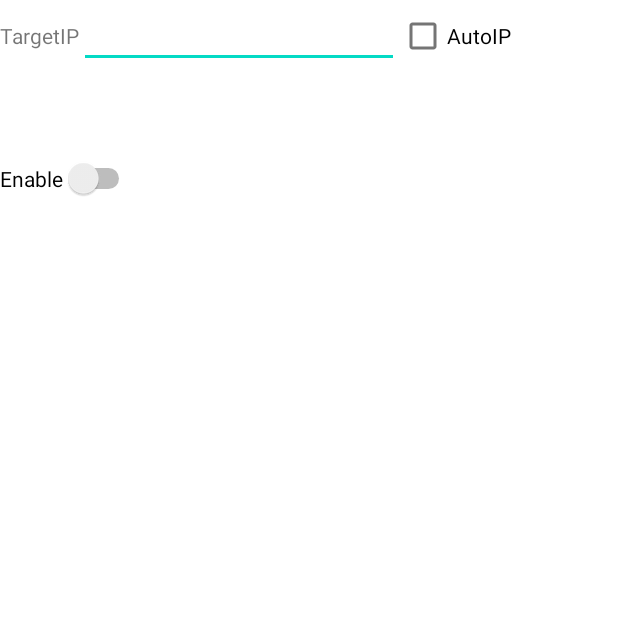
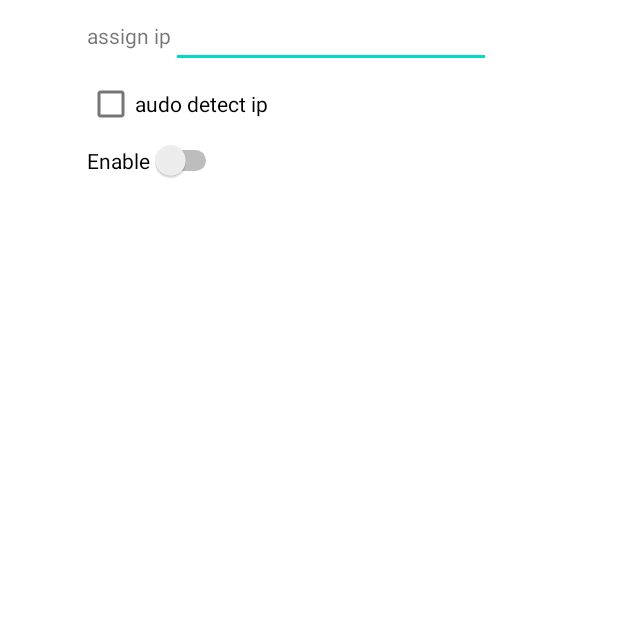
Before and after one commit to jianxin927/AndroidSensorShare, an Android app: the screen it shows after launch (NetSenderActivity), on a phone screen of 412 x 824 dp, the top half of it. Run offline under Robolectric (Android 15) with nearby library versions, the phone set to English and light mode, and no system bars.

```diff
--- a/app/src/main/AndroidManifest.xml
+++ b/app/src/main/AndroidManifest.xml
@@ -9,8 +9,10 @@
     <uses-permission android:name="android.permission.CHANGE_WIFI_MULTICAST_STATE" />
     <uses-permission android:name="android.permission.CHANGE_WIFI_STATE" />
     <uses-permission android:name="android.permission.RECEIVE_BOOT_COMPLETED" />
+    <uses-permission android:name="android.permission.FOREGROUND_SERVICE" />
 
     <application
+        android:name="com.example.androidsensorshare.globalAppClass"
         android:allowBackup="true"
         android:dataExtractionRules="@xml/data_extraction_rules"
         android:fullBackupContent="@xml/backup_rules"
--- a/app/src/main/java/com/example/androidsensorshare/NetSenderActivity.java
+++ b/app/src/main/java/com/example/androidsensorshare/NetSenderActivity.java
@@ -1,72 +1,80 @@
 package com.example.androidsensorshare;
+
+import static java.lang.Math.abs;
 
 import androidx.appcompat.app.AppCompatActivity;
 
+import android.Manifest;
+import android.app.Notification;
+import android.app.NotificationChannel;
+import android.app.NotificationManager;
 import android.content.Context;
+import android.content.Intent;
 import android.hardware.Sensor;
+import android.hardware.SensorEvent;
+import android.hardware.SensorEventListener;
+import android.hardware.SensorManager;
+import android.os.Build;
 import android.os.Bundle;
-import android.os.Looper;
+import android.util.Log;
 import android.view.KeyEvent;
-import android.view.View;
 import android.widget.CheckBox;
 import android.widget.CompoundButton;
 import android.widget.EditText;
 import android.widget.Switch;
 import android.widget.TextView;
-import android.widget.Toast;
 
-import java.io.IOException;
-import java.net.DatagramPacket;
-import java.net.DatagramSocket;
+import java.net.Inet6Address;
 import java.net.InetAddress;
-import java.net.MulticastSocket;
-
+import java.net.NetworkInterface;
+import java.net.SocketException;
+import java.net.UnknownHostException;
+import java.util.Enumeration;
 
 public class NetSenderActivity extends AppCompatActivity {
-
-    Context thisContext;
-    String targetip;
+    public
+    String TAG = "######";
+    Context mainActivity;
+    CheckBox ckbox_autoip;
+    EditText edit_targetip;
+    Switch sw;
+    TextView iplist;
     UDP_Broadcast udp = null;
 
-    private  class loopsend extends Thread {
-        SensorMonitor myMonitor = new SensorMonitor();
-        Context context;
-        public Boolean needstop = false;
-        public loopsend(Context _context){
-            context = _context;
-        }
-        @Override
-        public void run() {
-            super.run();
-            while(!needstop){
-                myMonitor.startMonitor(Sensor.TYPE_LIGHT,context);
-                //Toast.makeText(context, "value:" + String.valueOf(myMonitor.data()), Toast.LENGTH_SHORT).show();
-                udp.send("light_sensor:" + String.valueOf(myMonitor.data()));
-                try {
-                    Thread.sleep(1000*3);
-                } catch (InterruptedException e) {
-                    e.printStackTrace();
-                }
-            }
-            myMonitor.stopMonitor();
-        }
-    }
     loopsend sender;
     @Override
     protected void onCreate(Bundle savedInstanceState) {
         super.onCreate(savedInstanceState);
         setContentView(R.layout.activity_net_sender);
 
-        thisContext = this;
-        udp = new UDP_Broadcast(thisContext, 51996);
+        String [] permissions = {
+                Manifest.permission.ACCESS_NETWORK_STATE,
+                Manifest.permission.INTERNET,
+                Manifest.permission.ACCESS_WIFI_STATE,
+                Manifest.permission.CHANGE_WIFI_MULTICAST_STATE,
+                Manifest.permission.CHANGE_WIFI_STATE,
+                Manifest.permission.RECEIVE_BOOT_COMPLETED,
+                Manifest.permission.FOREGROUND_SERVICE,
+        };
+        requestPermissions(permissions, 1);
 
+        iplist = findViewById(R.id.iplist);
+        sw = findViewById(R.id.switch_enable);
+        edit_targetip = findViewById(R.id.edit_targetip);
+        ckbox_autoip = findViewById(R.id.checkBox_autoip);
 
-        Switch sw = findViewById(R.id.switch_enable);
+        mainActivity = this;
+
+        udp = new UDP_Broadcast(51996);
+
+        iplist.setText(udp.ip_info);
+
         sw.setOnCheckedChangeListener(new CompoundButton.OnCheckedChangeListener() {
             @Override
             public void onCheckedChanged(CompoundButton compoundButton, boolean b) {
                 if (b) {
-                    sender = new loopsend(thisContext);//auto destroy when complete
+                    udp.assignip(edit_targetip.getText().toString());
+                    sender = new loopsend();//auto destroy when complete
                     sender.needstop = false;
                     sender.start();
                 }else{
@@ -75,27 +83,72 @@ public class NetSenderActivity extends AppCompatActivity {
             }
         });
 
-        EditText edit = findViewById(R.id.edit_targetip);
-        edit.setOnEditorActionListener(new TextView.OnEditorActionListener() {
-            @Override
-            public boolean onEditorAction(TextView textView, int i, KeyEvent keyEvent) {
-                targetip = String.valueOf(textView.getText());
-                if(targetip.matches("[0-9]{1,3}\\.[0-9]{1,3}\\.[0-9]{1,3}\\.[0-9]{1,3}$")) {
-                    udp.setip(targetip);
-                }else
-                    udp.setip("");
-                return false;
-            }
-        });
-
-        CheckBox ck = findViewById(R.id.checkBox_autoip);
-        ck.setOnCheckedChangeListener(new CompoundButton.OnCheckedChangeListener() {
+        ckbox_autoip.setOnCheckedChangeListener(new CompoundButton.OnCheckedChangeListener() {
             @Override
             public void onCheckedChanged(CompoundButton compoundButton, boolean b) {
                 udp.setautoip(b);
+                if(b) {
+                    udp.retrieveipList();
+                    udp.updateTarget();
+                    //byte [] bb = udp.group.getAddress();
+                    edit_targetip.setText(udp.ip_final_dest);
+                }else {
+                    udp.assignip(edit_targetip.getText().toString());
+                }
             }
         });
 
 
     }
+
+    private  class loopsend extends Thread  implements SensorEventListener{
+        SensorMonitor myMonitor = new SensorMonitor();
+        public Boolean needstop = false;
+        float lastSensorValue, newSensorValue;
+        public loopsend(){
+            lastSensorValue = 0;
+            newSensorValue = 0;
+        }
+        @Override
+        public void onSensorChanged(SensorEvent sensorEvent) {
+            newSensorValue = sensorEvent.values[0];
+            //if(abs(newSensorValue-lastSensorValue) > 50 ){
+            //    lastSensorValue = newSensorValue;
+            //}
+        }
+        @Override
+        public void onAccuracyChanged(Sensor sensor, int i) {
+            if(sensor == ((SensorManager) globalAppClass.globalContext.getSystemService(Context.SENSOR_SERVICE)).
+                    getDefaultSensor(Sensor.TYPE_LIGHT)){
+                switch (i) {
+                    case 0:System.out.println("Unreliable");break;
+                    case 1:System.out.println("Low Accuracy");break;
+                    case 2:System.out.println("Medium Accuracy");break;
+                    case 3://开始monitor的时候会触发一次该函数，当前精度是High
+                        System.out.println("High Accuracy");break;
+                }
+            }
+        }
+        @Override
+        public void run() {
+            super.run();
+            myMonitor.listener = this;
+            myMonitor.startMonitor(Sensor.TYPE_LIGHT,globalAppClass.globalContext);
+            lastSensorValue = -100;//make sure first value valid.
+            while(!needstop){
+                if(abs(newSensorValue-lastSensorValue) > 50 ){
+                    lastSensorValue = newSensorValue;
+                    //udp.send("light_sensor:" + String.valueOf(myMonitor.data()));
+                    udp.send("light_sensor:" + String.valueOf(lastSensorValue));
+                }
+                try {
+                    //Thread.sleep(1000*3);
+                    Thread.sleep(50);
+                } catch (InterruptedException e) {
+                    e.printStackTrace();
+                }
+            }
+            myMonitor.stopMonitor();
+        }
+    }
 }
--- a/app/src/main/java/com/example/androidsensorshare/SensorMonitor.java
+++ b/app/src/main/java/com/example/androidsensorshare/SensorMonitor.java
@@ -10,6 +10,7 @@ import android.widget.Toast;
 
 public class SensorMonitor implements SensorEventListener{
     private SensorManager lightSensorManager;
+    public SensorEventListener listener = null;
     float sensorValue = 0;
     public void startMonitor(int sensorType, Context context){
         lightSensorManager = (SensorManager) context.getSystemService(Context.SENSOR_SERVICE);
@@ -18,7 +19,7 @@ public class SensorMonitor implements SensorEventListener{
             Toast.makeText(context, "No sensor", Toast.LENGTH_SHORT).show();
             //System.out.println();
         }else{
-            lightSensorManager.registerListener((SensorEventListener) this, lightSensor,
+            lightSensorManager.registerListener(listener == null ? (SensorEventListener) this : listener, lightSensor,
                     SensorManager.SENSOR_DELAY_NORMAL);
         }
     }
--- a/app/src/main/java/com/example/androidsensorshare/UDP_Broadcast.java
+++ b/app/src/main/java/com/example/androidsensorshare/UDP_Broadcast.java
@@ -6,6 +6,8 @@ import android.content.Context;
 import android.net.wifi.WifiManager;
 import android.os.Looper;
 import android.text.format.Formatter;
+import android.util.Log;
+import android.widget.TextView;
 import android.widget.Toast;
 
 import androidx.annotation.NonNull;
@@ -13,20 +15,33 @@ import androidx.annotation.NonNull;
 import java.io.IOException;
 import java.net.DatagramPacket;
 import java.net.DatagramSocket;
+import java.net.Inet6Address;
 import java.net.InetAddress;
 import java.net.MulticastSocket;
+import java.net.NetworkInterface;
+import java.net.SocketException;
+import java.net.UnknownHostException;
+import java.util.Enumeration;
 
 public class UDP_Broadcast {
-    Context context;
     int port;
-    String target_ip = new String();
+    String ip_assign;
+    String ip_wlan;
+    String ip_global;
+    String ip_info;
+    String ip_final_dest;
     boolean autoip;
-    public UDP_Broadcast(Context con, int dstport){
-        context = con;
+    private InetAddress group;
+    String TAG = "#####";
+    public UDP_Broadcast( int dstport){
+        retrieveipList();
+        assignip("255.255.255.255");
         port = dstport;
+        autoip = false;
     }
-    void setip(String ip){
-        target_ip = ip;
+    void assignip(String ip){
+        ip_assign = ip;
+        updateTarget();
     }
     void setautoip(Boolean b){
         autoip = b;
@@ -34,11 +49,22 @@ public class UDP_Broadcast {
     void send(String str){
         new udpBroadCast(str).start();
     }
+    void updateTarget() {
+        try {
+            if(autoip){
+                group = InetAddress.getByName(ip_wlan.replaceFirst("\\.[0-9]{1,3}$", ".255"));
+            }else {
+                group = InetAddress.getByName(ip_assign);
+            }
+            ip_final_dest = group.getHostAddress();
+        } catch (UnknownHostException e) {
+            e.printStackTrace();
+        }
+    }
 
     private  class udpBroadCast extends Thread {
         MulticastSocket sender = null;
         DatagramPacket dj = null;
-        InetAddress group = null;
         DatagramSocket socket = null;
 
         byte[] data = new byte[1024];
@@ -47,45 +73,72 @@ public class UDP_Broadcast {
         }
         @Override
         public void run() {
-            super.run();
-            Looper.prepare();
             try {
-                socket = new DatagramSocket();
-                socket.setBroadcast(true);
-                boolean a,b,c;
-                a = !autoip;
-                b = !target_ip.isEmpty();
-                c = target_ip.matches("[0-9]{1,3}\\.[0-9]{1,3}\\.[0-9]{1,3}\\.[0-9]{1,3}$");
-                if(a && b && c)
-                //if(!autoip && !target_ip.isEmpty() && target_ip.matches("[0-9]{1,3}\\.[0-9]{1,3}\\.[0-9]{1,3}\\.[0-9]{1,3}$"))
-                    group = InetAddress.getByName(target_ip);
-                else {
-                    if(!autoip) {
-                        Toast.makeText(context, "Invalid IP " + target_ip, Toast.LENGTH_SHORT).show();
-                        return;
-                    }
-                    group = getBroadcastAddress();
+                super.run();
+                Looper.prepare();
+                if(!isValidIP(ip_final_dest)) {
+                    Toast.makeText(globalAppClass.globalContext, "Invalid ip: " + "<"+ip_final_dest+">", Toast.LENGTH_SHORT).show();
+                }else {
+                    socket = new DatagramSocket();
+                    socket.setBroadcast(true);
+                    DatagramPacket sendPacket = new DatagramPacket(data, data.length, group, port);
+                    socket.send(sendPacket);
+                    socket.close();
                 }
-                DatagramPacket sendPacket = new DatagramPacket(data, data.length, group, port);
-                socket.send(sendPacket);
-                socket.close();
-
                 Looper.loop();
-            } catch(IOException e) {
+            } catch (IOException e) {
                 e.printStackTrace();
             }
         }
     }
 
     @NonNull
-    private InetAddress getBroadcastAddress() throws IOException {
-        WifiManager wifiManager=(WifiManager) context.getApplicationContext().getSystemService(WIFI_SERVICE);
+    private String getBroadcastAddress() {
+        WifiManager wifiManager = (WifiManager) globalAppClass.globalContext.getSystemService(WIFI_SERVICE);
         String ip= Formatter.formatIpAddress(wifiManager.getConnectionInfo().getIpAddress());
-        String str = new String();
-        if(ip == "0.0.0.0"){
+        String str = new String("0.0.0.0");
+        if(ip.equals(str)){
             ip = "255.255.255.255";
         }
         str = ip.replaceFirst("\\.[0-9]{1,3}$", ".255");
-        return InetAddress.getByName(str);
+        return str;
+    }
+    public void retrieveipList(){
+        try {
+            Enumeration nis = NetworkInterface.getNetworkInterfaces();
+            InetAddress ia = null;
+            ip_info = "";
+            while (nis.hasMoreElements()) {
+                NetworkInterface ni = (NetworkInterface) nis.nextElement();
+                Enumeration<InetAddress> ias = ni.getInetAddresses();
+                while (ias.hasMoreElements()) {
+                    ia = ias.nextElement();
+                    if (ia instanceof Inet6Address) {
+                        //Log.d(TAG,"IPV6 skip: "+ ia.toString());
+                        continue;// skip ipv6
+                    }
+                    String interfaceInfo = ni.getName() + ":" + ia.getHostAddress();
+                    //Log.d(TAG,interfaceInfo);
+                    //TextView mainView = findViewById(R.id.iplist);
+                    //mainView.setText(mainView.getText()+interfaceInfo+"\r\n");
+                    ip_info += interfaceInfo+"\r\n";
+
+                    if(ni.getName().contains("wlan")){
+                        ip_wlan = ia.getHostAddress();
+                    }else if(ni.getName().contains("lo")){
+
+                    }else{//rmnet,
+                        ip_global = ia.getHostAddress();
+                    }
+                }
+            }
+        } catch (SocketException e) {
+            Log.d(TAG,e.toString());
+            e.printStackTrace();
+        }
+    }
+
+    public static boolean isValidIP(String ip){
+        return ip.matches("[0-9]{1,3}\\.[0-9]{1,3}\\.[0-9]{1,3}\\.[0-9]{1,3}$");
     }
 }
--- /dev/null
+++ b/app/src/main/java/com/example/androidsensorshare/globalAppClass.java
@@ -0,0 +1,14 @@
+package com.example.androidsensorshare;
+
+import android.app.Application;
+import android.content.Context;
+
+public class globalAppClass extends Application {
+    public
+    static Context globalContext;
+
+    public void onCreate(){
+        super.onCreate();
+        globalContext = getApplicationContext();
+    }
+}
--- a/app/src/main/res/layout/activity_net_sender.xml
+++ b/app/src/main/res/layout/activity_net_sender.xml
@@ -1,28 +1,47 @@
 <?xml version="1.0" encoding="utf-8"?>
-<androidx.constraintlayout.widget.ConstraintLayout xmlns:android="http://schemas.android.com/apk/res/android"
+
+<androidx.appcompat.widget.LinearLayoutCompat
+    xmlns:android="http://schemas.android.com/apk/res/android"
     xmlns:app="http://schemas.android.com/apk/res-auto"
     xmlns:tools="http://schemas.android.com/tools"
     android:layout_width="match_parent"
     android:layout_height="match_parent"
     tools:context=".NetSenderActivity">
 
-    <LinearLayout
-        android:layout_width="409dp"
-        android:layout_height="524dp"
-        android:orientation="vertical"
-        tools:layout_editor_absoluteX="1dp"
-        tools:layout_editor_absoluteY="206dp">
+    <TableLayout
+        android:layout_width="match_parent"
+        android:layout_height="match_parent">
+
+        <TableRow
+            android:layout_width="match_parent"
+            android:layout_height="match_parent">
+
+            <Space
+                android:layout_width="match_parent"
+                android:layout_height="wrap_content"
+                android:layout_weight="1" />
 
             <LinearLayout
-            android:layout_width="409dp"
-            android:layout_height="105dp"
+                android:layout_width="match_parent"
+                android:layout_height="wrap_content"
+                android:layout_weight="3"
+                android:orientation="vertical"
+                android:visibility="visible"
+                tools:layout_editor_absoluteX="1dp"
+                tools:layout_editor_absoluteY="206dp"
+                tools:visibility="visible">
+
+                <LinearLayout
+                    android:layout_width="match_parent"
+                    android:layout_height="wrap_content"
+                    android:layout_weight="2"
                     android:orientation="horizontal">
 
                     <TextView
                         android:id="@+id/textView"
                         android:layout_width="wrap_content"
                         android:layout_height="wrap_content"
-                android:text="TargetIP" />
+                        android:text="assign ip" />
 
                     <EditText
                         android:id="@+id/edit_targetip"
@@ -32,20 +51,46 @@
                         android:inputType="textPersonName"
                         android:text="" />
 
+                </LinearLayout>
+
                 <CheckBox
                     android:id="@+id/checkBox_autoip"
                     android:layout_width="wrap_content"
                     android:layout_height="wrap_content"
-                android:layout_weight="1"
-                android:text="AutoIP" />
-        </LinearLayout>
+                    android:layout_weight="2"
+                    android:text="audo detect ip" />
 
                 <Switch
                     android:id="@+id/switch_enable"
                     android:layout_width="wrap_content"
                     android:layout_height="wrap_content"
+                    android:layout_weight="2"
                     android:text="Enable" />
+
+                <TextView
+                    android:id="@+id/iplist"
+                    android:layout_width="match_parent"
+                    android:layout_height="wrap_content" />
 
             </LinearLayout>
 
-</androidx.constraintlayout.widget.ConstraintLayout>
+            <Space
+                android:layout_width="match_parent"
+                android:layout_height="wrap_content"
+                android:layout_weight="1" />
+        </TableRow>
+
+        <TableRow
+            android:layout_width="match_parent"
+            android:layout_height="match_parent" />
+
+        <TableRow
+            android:layout_width="match_parent"
+            android:layout_height="match_parent" />
+
+        <TableRow
+            android:layout_width="match_parent"
+            android:layout_height="match_parent" />
+    </TableLayout>
+
+</androidx.appcompat.widget.LinearLayoutCompat>
--- a/app/src/main/res/menu/menu_main.xml
+++ b/app/src/main/res/menu/menu_main.xml
@@ -1,7 +1,7 @@
 <menu xmlns:android="http://schemas.android.com/apk/res/android"
     xmlns:app="http://schemas.android.com/apk/res-auto"
     xmlns:tools="http://schemas.android.com/tools"
-    tools:context="com.example.androidsensorshare.MainActivity">
+    tools:context="com.example.androidsensorshare.NetSenderActivity">
     <item
         android:id="@+id/action_settings"
         android:orderInCategory="100"
```
Also changed, not shown: app/src/main/java/com/example/androidsensorshare/FirstFragment.java (deleted, +0 -47 lines), app/src/main/java/com/example/androidsensorshare/MainActivity.java (deleted, +0 -49 lines), app/src/main/java/com/example/androidsensorshare/SecondFragment.java (deleted, +0 -47 lines). Lines whose indentation alone changed are shown as unchanged.
